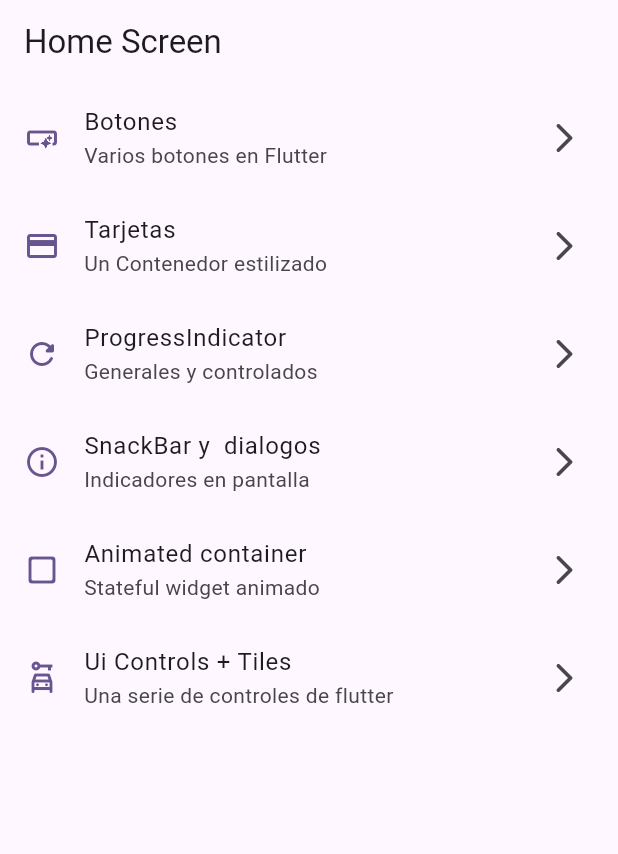
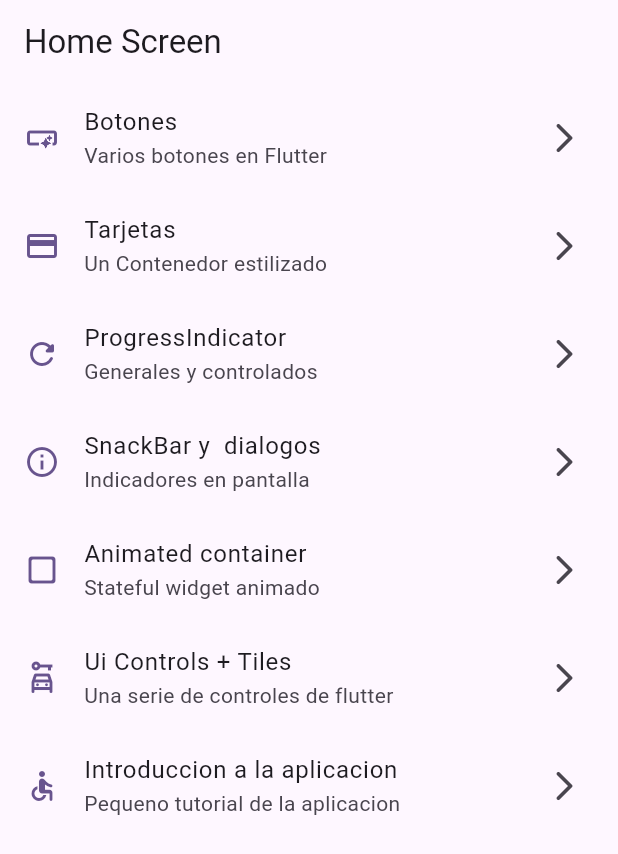
Before and after one commit to noisygott/widgets_app, a Flutter app: the screen it shows after launch, on a phone screen of 412 x 824 dp. Shown: the top 854 px of the screen. Run offline on Flutter 3.47's test engine with Material 3 defaults, Android fonts, the phone set to English and light mode, and no system bars; our stand-ins replace go_router.

Commit message:
tutorial screnn add

```diff
--- a/lib/config/menu/menu_items.dart
+++ b/lib/config/menu/menu_items.dart
@@ -57,4 +57,11 @@ const List<MenuItem> appMenuItems = [
     link: '/ui-controls',
     icon: Icons.car_rental_outlined
   ),
+
+  MenuItem(
+    title: 'Introduccion a la aplicacion',
+    subTitle: 'Pequeno tutorial de la aplicacion',
+    link: '/tutorial',
+    icon: Icons.accessible_rounded
+  ),
 ];
--- a/lib/config/router/app_router.dart
+++ b/lib/config/router/app_router.dart
@@ -48,5 +48,11 @@ final appRouter = GoRouter(
       name: UiControlsScreen.name,
       builder: (context, state) => UiControlsScreen(),
     ),
+
+    GoRoute(
+      path: '/tutorial',
+      name: AppTutorialScreen.name,
+      builder: (context, state) => AppTutorialScreen(),
+    ),
   ],
 );
```
